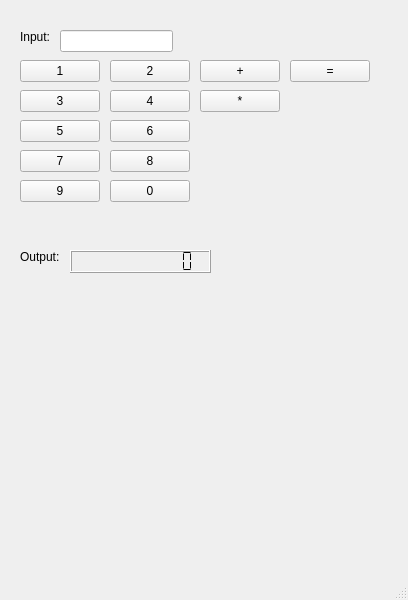
Nont18/Dung-calculator, file src/components/main.ui: the form before one commit.
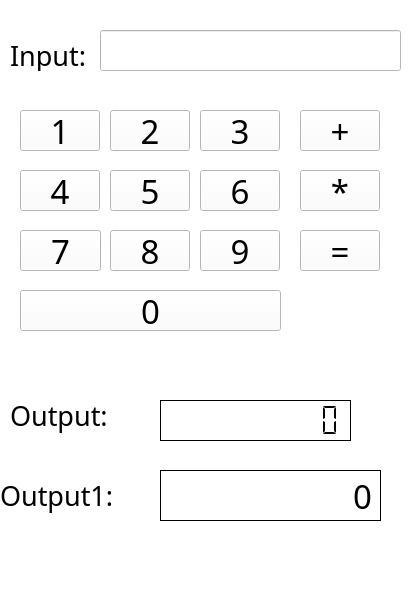
The form after the commit.

Commit message: already fix ui error

The edit to the form file:
```diff
--- a/src/components/main.ui
+++ b/src/components/main.ui
@@ -10,29 +10,82 @@
     <height>600</height>
    </rect>
   </property>
+  <property name="font">
+   <font>
+    <family>Times New Roman</family>
+   </font>
+  </property>
+  <property name="cursor">
+   <cursorShape>ArrowCursor</cursorShape>
+  </property>
+  <property name="mouseTracking">
+   <bool>false</bool>
+  </property>
+  <property name="tabletTracking">
+   <bool>false</bool>
+  </property>
+  <property name="focusPolicy">
+   <enum>Qt::NoFocus</enum>
+  </property>
+  <property name="contextMenuPolicy">
+   <enum>Qt::DefaultContextMenu</enum>
+  </property>
+  <property name="acceptDrops">
+   <bool>false</bool>
+  </property>
   <property name="windowTitle">
    <string>MainWindow</string>
   </property>
+  <property name="autoFillBackground">
+   <bool>false</bool>
+  </property>
+  <property name="styleSheet">
+   <string notr="true">background-color: rgb(255, 255, 255);</string>
+  </property>
+  <property name="locale">
+   <locale language="Tatar" country="Russia"/>
+  </property>
+  <property name="tabShape">
+   <enum>QTabWidget::Triangular</enum>
+  </property>
   <widget class="QWidget" name="centralwidget">
+   <property name="autoFillBackground">
+    <bool>false</bool>
+   </property>
    <widget class="QLineEdit" name="input_text">
     <property name="geometry">
      <rect>
-      <x>60</x>
+      <x>100</x>
       <y>30</y>
-      <width>113</width>
-      <height>22</height>
+      <width>301</width>
+      <height>41</height>
      </rect>
     </property>
+    <property name="font">
+     <font>
+      <family>Microsoft New Tai Lue</family>
+      <pointsize>25</pointsize>
+     </font>
+    </property>
+    <property name="text">
+     <string/>
+    </property>
    </widget>
    <widget class="QPushButton" name="button_1">
     <property name="geometry">
      <rect>
       <x>20</x>
-      <y>60</y>
+      <y>110</y>
       <width>80</width>
-      <height>22</height>
+      <height>41</height>
      </rect>
     </property>
+    <property name="font">
+     <font>
+      <family>Microsoft New Tai Lue</family>
+      <pointsize>25</pointsize>
+     </font>
+    </property>
     <property name="text">
      <string>1</string>
     </property>
@@ -41,11 +94,17 @@
     <property name="geometry">
      <rect>
       <x>110</x>
-      <y>60</y>
+      <y>110</y>
       <width>80</width>
-      <height>22</height>
+      <height>41</height>
      </rect>
     </property>
+    <property name="font">
+     <font>
+      <family>Microsoft New Tai Lue</family>
+      <pointsize>25</pointsize>
+     </font>
+    </property>
     <property name="text">
      <string>2</string>
     </property>
@@ -54,12 +113,18 @@
     <widget class="QPushButton" name="button_3">
     <property name="geometry">
      <rect>
-      <x>20</x>
-      <y>90</y>
+      <x>200</x>
+      <y>110</y>
       <width>80</width>
-      <height>22</height>
+      <height>41</height>
      </rect>
     </property>
+    <property name="font">
+     <font>
+      <family>Microsoft New Tai Lue</family>
+      <pointsize>25</pointsize>
+     </font>
+    </property>
     <property name="text">
      <string>3</string>
     </property>
@@ -68,12 +133,18 @@
    <widget class="QPushButton" name="button_4">
     <property name="geometry">
      <rect>
-      <x>110</x>
-      <y>90</y>
+      <x>20</x>
+      <y>170</y>
       <width>80</width>
-      <height>22</height>
+      <height>41</height>
      </rect>
     </property>
+    <property name="font">
+     <font>
+      <family>Microsoft New Tai Lue</family>
+      <pointsize>25</pointsize>
+     </font>
+    </property>
     <property name="text">
      <string>4</string>
     </property>
@@ -82,12 +153,18 @@
    <widget class="QPushButton" name="button_5">
     <property name="geometry">
      <rect>
-      <x>20</x>
-      <y>120</y>
+      <x>110</x>
+      <y>170</y>
       <width>80</width>
-      <height>22</height>
+      <height>41</height>
      </rect>
     </property>
+    <property name="font">
+     <font>
+      <family>Microsoft New Tai Lue</family>
+      <pointsize>25</pointsize>
+     </font>
+    </property>
     <property name="text">
      <string>5</string>
     </property>
@@ -96,12 +173,18 @@
    <widget class="QPushButton" name="button_6">
     <property name="geometry">
      <rect>
-      <x>110</x>
-      <y>120</y>
+      <x>200</x>
+      <y>170</y>
       <width>80</width>
-      <height>22</height>
+      <height>41</height>
      </rect>
     </property>
+    <property name="font">
+     <font>
+      <family>Microsoft New Tai Lue</family>
+      <pointsize>25</pointsize>
+     </font>
+    </property>
     <property name="text">
      <string>6</string>
     </property>
@@ -111,11 +194,17 @@
     <property name="geometry">
      <rect>
       <x>20</x>
-      <y>150</y>
-      <width>80</width>
-      <height>22</height>
+      <y>230</y>
+      <width>81</width>
+      <height>41</height>
      </rect>
     </property>
+    <property name="font">
+     <font>
+      <family>Microsoft New Tai Lue</family>
+      <pointsize>25</pointsize>
+     </font>
+    </property>
     <property name="text">
      <string>7</string>
     </property>
@@ -125,11 +214,17 @@
     <property name="geometry">
      <rect>
       <x>110</x>
-      <y>150</y>
+      <y>230</y>
       <width>80</width>
-      <height>22</height>
+      <height>41</height>
      </rect>
     </property>
+    <property name="font">
+     <font>
+      <family>Microsoft New Tai Lue</family>
+      <pointsize>25</pointsize>
+     </font>
+    </property>
     <property name="text">
      <string>8</string>
     </property>
@@ -138,12 +233,18 @@
    <widget class="QPushButton" name="button_9">
     <property name="geometry">
      <rect>
-      <x>20</x>
-      <y>180</y>
+      <x>200</x>
+      <y>230</y>
       <width>80</width>
-      <height>22</height>
+      <height>41</height>
      </rect>
     </property>
+    <property name="font">
+     <font>
+      <family>Microsoft New Tai Lue</family>
+      <pointsize>25</pointsize>
+     </font>
+    </property>
     <property name="text">
      <string>9</string>
     </property>
@@ -152,12 +253,21 @@
    <widget class="QPushButton" name="button_0">
     <property name="geometry">
      <rect>
-      <x>110</x>
-      <y>180</y>
-      <width>80</width>
-      <height>22</height>
+      <x>20</x>
+      <y>290</y>
+      <width>261</width>
+      <height>41</height>
      </rect>
     </property>
+    <property name="font">
+     <font>
+      <family>Microsoft New Tai Lue</family>
+      <pointsize>25</pointsize>
+     </font>
+    </property>
+    <property name="autoFillBackground">
+     <bool>false</bool>
+    </property>
     <property name="text">
      <string>0</string>
     </property>
@@ -166,12 +276,18 @@
    <widget class="QPushButton" name="button_plus">
     <property name="geometry">
      <rect>
-      <x>200</x>
-      <y>60</y>
+      <x>300</x>
+      <y>110</y>
       <width>80</width>
-      <height>22</height>
+      <height>41</height>
      </rect>
     </property>
+    <property name="font">
+     <font>
+      <family>Microsoft New Tai Lue</family>
+      <pointsize>25</pointsize>
+     </font>
+    </property>
     <property name="text">
      <string>+</string>
     </property>
@@ -180,12 +296,18 @@
     <widget class="QPushButton" name="button_time">
     <property name="geometry">
      <rect>
-      <x>200</x>
-      <y>90</y>
+      <x>300</x>
+      <y>170</y>
       <width>80</width>
-      <height>22</height>
+      <height>41</height>
      </rect>
     </property>
+    <property name="font">
+     <font>
+      <family>Microsoft New Tai Lue</family>
+      <pointsize>25</pointsize>
+     </font>
+    </property>
     <property name="text">
      <string>*</string>
     </property>
@@ -194,12 +316,18 @@
    <widget class="QLabel" name="input_label">
     <property name="geometry">
      <rect>
-      <x>20</x>
-      <y>30</y>
-      <width>57</width>
-      <height>14</height>
+      <x>10</x>
+      <y>40</y>
+      <width>81</width>
+      <height>31</height>
      </rect>
     </property>
+    <property name="font">
+     <font>
+      <family>Microsoft New Tai Lue</family>
+      <pointsize>20</pointsize>
+     </font>
+    </property>
     <property name="text">
      <string>Input:</string>
     </property>
@@ -207,25 +335,62 @@
    <widget class="QLabel" name="output_label">
     <property name="geometry">
      <rect>
-      <x>20</x>
-      <y>250</y>
-      <width>57</width>
-      <height>14</height>
+      <x>10</x>
+      <y>390</y>
+      <width>131</width>
+      <height>51</height>
      </rect>
     </property>
+    <property name="font">
+     <font>
+      <family>Microsoft New Tai Lue</family>
+      <pointsize>20</pointsize>
+     </font>
+    </property>
     <property name="text">
      <string>Output:</string>
     </property>
    </widget>
+   <widget class="QLabel" name="output_label">
+    <property name="geometry">
+     <rect>
+      <x>0</x>
+      <y>470</y>
+      <width>151</width>
+      <height>51</height>
+     </rect>
+    </property>
+    <property name="font">
+     <font>
+      <family>Microsoft New Tai Lue</family>
+      <pointsize>20</pointsize>
+     </font>
+    </property>
+    <property name="text">
+     <string>Output1:</string>
+    </property>
+   </widget>
    <widget class="QLCDNumber" name="output_lcd">
     <property name="geometry">
      <rect>
-      <x>70</x>
-      <y>250</y>
-      <width>141</width>
-      <height>23</height>
+      <x>160</x>
+      <y>400</y>
+      <width>191</width>
+      <height>41</height>
      </rect>
     </property>
+    <property name="font">
+     <font>
+      <family>Microsoft New Tai Lue</family>
+      <pointsize>25</pointsize>
+     </font>
+    </property>
+    <property name="frameShadow">
+     <enum>QFrame::Plain</enum>
+    </property>
+    <property name="lineWidth">
+     <number>1</number>
+    </property>
     <property name="smallDecimalPoint">
      <bool>true</bool>
     </property>
@@ -245,16 +410,56 @@
    <widget class="QPushButton" name="button_equal">
     <property name="geometry">
      <rect>
-      <x>290</x>
-      <y>60</y>
+      <x>300</x>
+      <y>230</y>
       <width>80</width>
-      <height>22</height>
+      <height>41</height>
      </rect>
     </property>
+    <property name="font">
+     <font>
+      <family>Microsoft New Tai Lue</family>
+      <pointsize>25</pointsize>
+     </font>
+    </property>
     <property name="text">
      <string>=</string>
     </property>
    </widget>
+   <widget class="QLabel" name="label">
+    <property name="geometry">
+     <rect>
+      <x>160</x>
+      <y>470</y>
+      <width>221</width>
+      <height>51</height>
+     </rect>
+    </property>
+    <property name="font">
+     <font>
+      <family>Microsoft New Tai Lue</family>
+      <pointsize>25</pointsize>
+     </font>
+    </property>
+    <property name="layoutDirection">
+     <enum>Qt::LeftToRight</enum>
+    </property>
+    <property name="frameShape">
+     <enum>QFrame::Box</enum>
+    </property>
+    <property name="frameShadow">
+     <enum>QFrame::Plain</enum>
+    </property>
+    <property name="lineWidth">
+     <number>1</number>
+    </property>
+    <property name="text">
+     <string>0</string>
+    </property>
+    <property name="alignment">
+     <set>Qt::AlignRight|Qt::AlignTrailing|Qt::AlignVCenter</set>
+    </property>
+   </widget>
   </widget>
   <widget class="QMenuBar" name="menubar">
    <property name="geometry">
```
Left out of the diff: 22 changed lines with no effect on the pictures. The commit also changes 7 other files.
